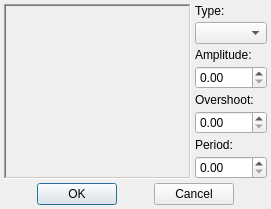
The window that src/property/dialogs/easingcurveeditdialog.ui (Gris87/ObjectController) describes before a commit, drawn with Qt 5.
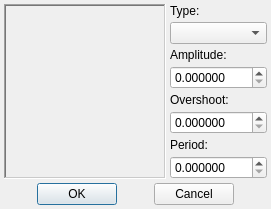
The same window after the commit.

Diff of the .ui file:
```diff
--- a/src/property/dialogs/easingcurveeditdialog.ui
+++ b/src/property/dialogs/easingcurveeditdialog.ui
@@ -84,7 +84,7 @@
        <item>
         <widget class="QDoubleSpinBox" name="amplitudeSpinBox">
          <property name="decimals">
-          <number>2</number>
+          <number>6</number>
          </property>
          <property name="minimum">
           <double>0.000000000000000</double>
@@ -107,7 +107,7 @@
        <item>
         <widget class="QDoubleSpinBox" name="overshootSpinBox">
          <property name="decimals">
-          <number>2</number>
+          <number>6</number>
          </property>
          <property name="minimum">
           <double>0.000000000000000</double>
@@ -130,7 +130,7 @@
        <item>
         <widget class="QDoubleSpinBox" name="periodSpinBox">
          <property name="decimals">
-          <number>2</number>
+          <number>6</number>
          </property>
          <property name="minimum">
           <double>0.000000000000000</double>
```
